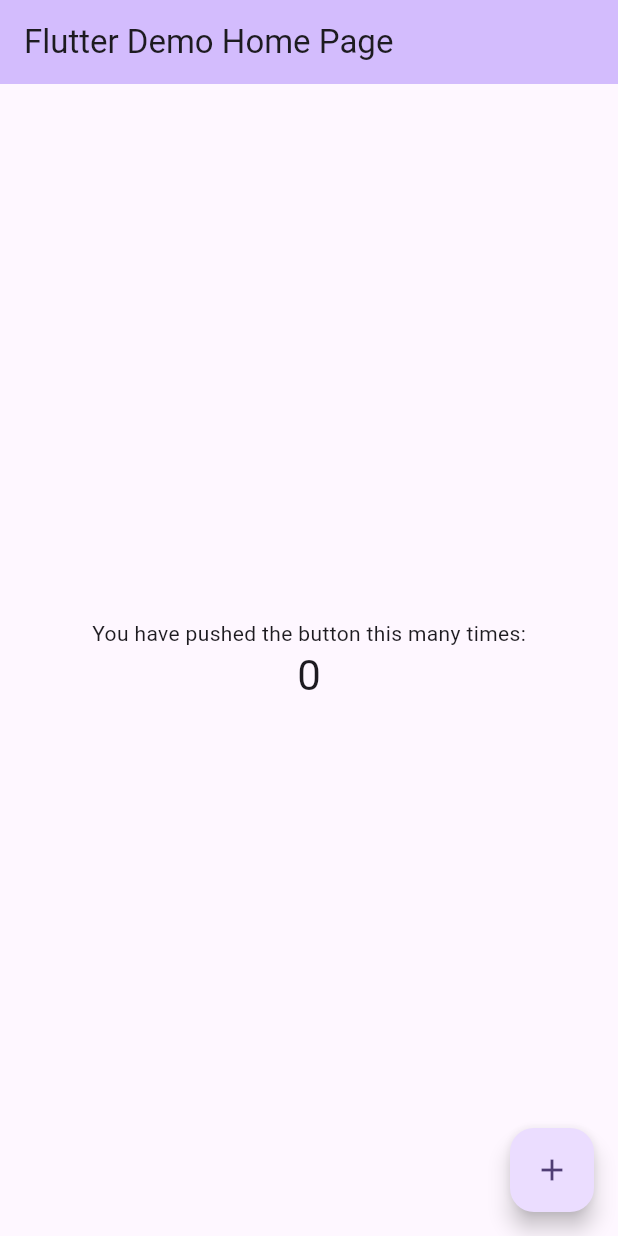
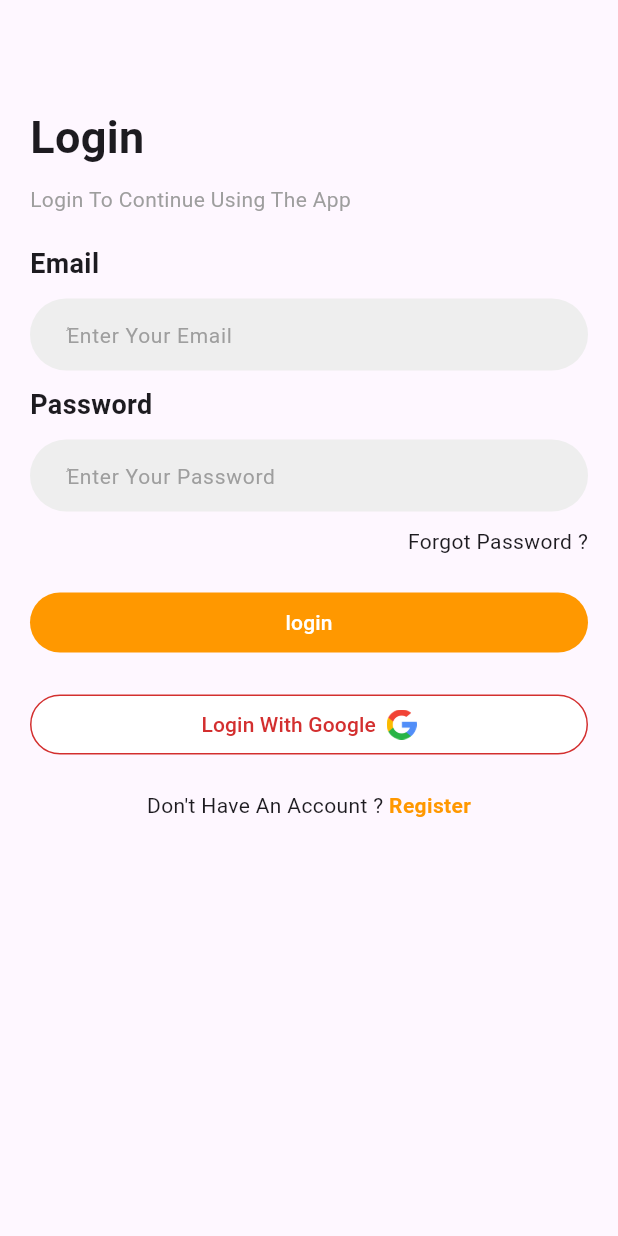
Before and after one commit to Kartali-Mohamed/Flutter_Firebase, a Flutter app: the screen it shows after launch, on a phone screen of 412 x 824 dp. Run offline on Flutter 3.47's test engine with Material 2 defaults, Android fonts, the phone set to English and light mode, and no system bars; our stand-ins replace firebase_core; accounts and stored records are empty.

Commit message:
Login and register pages UI

```diff
--- /dev/null
+++ b/lib/auth/pages/login.dart
@@ -0,0 +1,63 @@
+import 'package:flutter/material.dart';
+import '../widgets/custom_buttonauth.dart';
+import '../widgets/custom_buttongoogle.dart';
+import '../widgets/custom_forgotpassword.dart';
+import '../widgets/custom_question.dart';
+import '../widgets/custom_subtitlepage.dart';
+import '../widgets/custom_textform.dart';
+import '../widgets/custom_title.dart';
+import '../widgets/custom_titlepage.dart';
+
+class Login extends StatefulWidget {
+  const Login({super.key});
+
+  @override
+  State<Login> createState() => _LoginState();
+}
+
+class _LoginState extends State<Login> {
+  TextEditingController email = TextEditingController();
+  TextEditingController password = TextEditingController();
+
+  @override
+  Widget build(BuildContext context) {
+    return Scaffold(
+      body: Padding(
+        padding: const EdgeInsets.all(20),
+        child: ListView(children: [
+          Column(
+            crossAxisAlignment: CrossAxisAlignment.start,
+            children: [
+              const SizedBox(height: 50),
+              const CustomTitlePage(title: "Login"),
+              const SizedBox(height: 10),
+              const CustomSubtitlePage(
+                  subtitle: "Login To Continue Using The App"),
+              const SizedBox(height: 20),
+              const CustomTitle(text: "Email"),
+              const SizedBox(height: 10),
+              CustomTextForm(
+                  hinttext: "ُEnter Your Email", mycontroller: email),
+              const SizedBox(height: 10),
+              const CustomTitle(text: "Password"),
+              const SizedBox(height: 10),
+              CustomTextForm(
+                  hinttext: "ُEnter Your Password", mycontroller: email),
+              CustomForgotPassword(onTap: () {}),
+            ],
+          ),
+          CustomButtonAuth(title: "login", onPressed: () {}),
+          const SizedBox(height: 20),
+          CustomButtonGoogle(onPressed: () {}),
+          const SizedBox(height: 20),
+          CustomQuestion(
+              question: "Don't Have An Account ? ",
+              answer: "Register",
+              onTap: () {
+                Navigator.of(context).pushNamed("register");
+              }),
+        ]),
+      ),
+    );
+  }
+}
--- /dev/null
+++ b/lib/auth/pages/register.dart
@@ -0,0 +1,66 @@
+import 'package:flutter/material.dart';
+import '../widgets/custom_forgotpassword.dart';
+import '../widgets/custom_question.dart';
+import '../widgets/custom_subtitlepage.dart';
+import '../widgets/custom_titlepage.dart';
+import '../widgets/custom_buttonauth.dart';
+import '../widgets/custom_textform.dart';
+import '../widgets/custom_title.dart';
+
+class Register extends StatefulWidget {
+  const Register({super.key});
+
+  @override
+  State<Register> createState() => _Registertate();
+}
+
+class _Registertate extends State<Register> {
+  TextEditingController username = TextEditingController();
+  TextEditingController email = TextEditingController();
+  TextEditingController password = TextEditingController();
+
+  @override
+  Widget build(BuildContext context) {
+    return Scaffold(
+      body: Padding(
+        padding: const EdgeInsets.all(20),
+        child: ListView(children: [
+          Column(
+            crossAxisAlignment: CrossAxisAlignment.start,
+            children: [
+              const SizedBox(height: 50),
+              const CustomTitlePage(title: "Register"),
+              const SizedBox(height: 10),
+              const CustomSubtitlePage(
+                  subtitle: "Register To Continue Using The App"),
+              const SizedBox(height: 20),
+              const CustomTitle(text: "Username"),
+              const SizedBox(height: 10),
+              CustomTextForm(
+                  hinttext: "ُEnter Your username", mycontroller: username),
+              const SizedBox(height: 20),
+              const CustomTitle(text: "Email"),
+              const SizedBox(height: 10),
+              CustomTextForm(
+                  hinttext: "ُEnter Your Email", mycontroller: email),
+              const SizedBox(height: 10),
+              const CustomTitle(text: "Password"),
+              const SizedBox(height: 10),
+              CustomTextForm(
+                  hinttext: "ُEnter Your Password", mycontroller: email),
+              CustomForgotPassword(onTap: () {}),
+            ],
+          ),
+          CustomButtonAuth(title: "SignUp", onPressed: () {}),
+          const SizedBox(height: 20),
+          CustomQuestion(
+              question: "Have An Account ? ",
+              answer: "Login",
+              onTap: () {
+                Navigator.of(context).pushNamed("login");
+              }),
+        ]),
+      ),
+    );
+  }
+}
--- /dev/null
+++ b/lib/auth/widgets/custom_buttonauth.dart
@@ -0,0 +1,20 @@
+import 'package:flutter/material.dart';
+
+class CustomButtonAuth extends StatelessWidget {
+  final void Function()? onPressed;
+  final String title;
+  const CustomButtonAuth({super.key, this.onPressed, required this.title});
+
+  @override
+  Widget build(BuildContext context) {
+    return MaterialButton(
+      height: 40,
+      elevation: 0.0,
+      shape: RoundedRectangleBorder(borderRadius: BorderRadius.circular(20)),
+      color: Colors.orange,
+      textColor: Colors.white,
+      onPressed: onPressed,
+      child: Text(title),
+    );
+  }
+}
--- /dev/null
+++ b/lib/auth/widgets/custom_buttongoogle.dart
@@ -0,0 +1,30 @@
+import 'package:flutter/material.dart';
+
+class CustomButtonGoogle extends StatelessWidget {
+  final void Function()? onPressed;
+  const CustomButtonGoogle({Key? key, required this.onPressed})
+      : super(key: key);
+
+  @override
+  Widget build(BuildContext context) {
+    return MaterialButton(
+        height: 40,
+        elevation: 0.0,
+        shape: RoundedRectangleBorder(
+            borderRadius: BorderRadius.circular(20),
+            side: const BorderSide(color: Color(0xFFD32F2F))),
+        color: Colors.white,
+        textColor: Colors.red[700],
+        onPressed: onPressed,
+        child: Row(
+          mainAxisAlignment: MainAxisAlignment.center,
+          children: [
+            const Text("Login With Google  "),
+            Image.asset(
+              "assets/images/google_logo.png",
+              width: 20,
+            )
+          ],
+        ));
+  }
+}
--- /dev/null
+++ b/lib/auth/widgets/custom_forgotpassword.dart
@@ -0,0 +1,23 @@
+import 'package:flutter/material.dart';
+
+class CustomForgotPassword extends StatelessWidget {
+  final void Function()? onTap;
+  const CustomForgotPassword({Key? key, required this.onTap}) : super(key: key);
+
+  @override
+  Widget build(BuildContext context) {
+    return InkWell(
+      onTap: onTap,
+      child: Container(
+        margin: const EdgeInsets.only(top: 10, bottom: 20),
+        alignment: Alignment.topRight,
+        child: const Text(
+          "Forgot Password ?",
+          style: TextStyle(
+            fontSize: 14,
+          ),
+        ),
+      ),
+    );
+  }
+}
--- /dev/null
+++ b/lib/auth/widgets/custom_question.dart
@@ -0,0 +1,31 @@
+import 'package:flutter/material.dart';
+
+class CustomQuestion extends StatelessWidget {
+  final String question;
+  final String answer;
+  final void Function()? onTap;
+  const CustomQuestion(
+      {Key? key,
+      required this.question,
+      required this.answer,
+      required this.onTap})
+      : super(key: key);
+
+  @override
+  Widget build(BuildContext context) {
+    return InkWell(
+      onTap: onTap,
+      child: Center(
+        child: Text.rich(TextSpan(children: [
+          TextSpan(
+            text: question,
+          ),
+          TextSpan(
+              text: answer,
+              style: const TextStyle(
+                  color: Colors.orange, fontWeight: FontWeight.bold)),
+        ])),
+      ),
+    );
+  }
+}
--- /dev/null
+++ b/lib/auth/widgets/custom_subtitlepage.dart
@@ -0,0 +1,12 @@
+import 'package:flutter/material.dart';
+
+class CustomSubtitlePage extends StatelessWidget {
+  final String subtitle;
+  const CustomSubtitlePage({Key? key, required this.subtitle})
+      : super(key: key);
+
+  @override
+  Widget build(BuildContext context) {
+    return Text(subtitle, style: const TextStyle(color: Colors.grey));
+  }
+}
--- /dev/null
+++ b/lib/auth/widgets/custom_textform.dart
@@ -0,0 +1,27 @@
+import 'package:flutter/material.dart';
+
+class CustomTextForm extends StatelessWidget {
+  final String hinttext;
+  final TextEditingController mycontroller;
+
+  const CustomTextForm(
+      {super.key, required this.hinttext, required this.mycontroller});
+
+  @override
+  Widget build(BuildContext context) {
+    return TextFormField(
+      controller: mycontroller,
+      decoration: InputDecoration(
+        hintText: hinttext,
+        hintStyle: const TextStyle(fontSize: 14, color: Colors.grey),
+        contentPadding: const EdgeInsets.symmetric(vertical: 2, horizontal: 20),
+        filled: true,
+        fillColor: Colors.grey[200],
+        border: OutlineInputBorder(
+          borderRadius: BorderRadius.circular(50),
+          borderSide: BorderSide.none,
+        ),
+      ),
+    );
+  }
+}
--- /dev/null
+++ b/lib/auth/widgets/custom_title.dart
@@ -0,0 +1,14 @@
+import 'package:flutter/material.dart';
+
+class CustomTitle extends StatelessWidget {
+  final String text;
+  const CustomTitle({Key? key, required this.text}) : super(key: key);
+
+  @override
+  Widget build(BuildContext context) {
+    return Text(
+      text,
+      style: const TextStyle(fontWeight: FontWeight.bold, fontSize: 18),
+    );
+  }
+}
--- /dev/null
+++ b/lib/auth/widgets/custom_titlepage.dart
@@ -0,0 +1,12 @@
+import 'package:flutter/material.dart';
+
+class CustomTitlePage extends StatelessWidget {
+  final String title;
+  const CustomTitlePage({Key? key, required this.title}) : super(key: key);
+
+  @override
+  Widget build(BuildContext context) {
+    return Text(title,
+        style: const TextStyle(fontSize: 30, fontWeight: FontWeight.bold));
+  }
+}
--- a/lib/main.dart
+++ b/lib/main.dart
@@ -1,5 +1,7 @@
 import 'package:firebase_core/firebase_core.dart';
 import 'package:flutter/material.dart';
+import 'auth/pages/login.dart';
+import 'auth/pages/register.dart';
 
 void main() async {
   WidgetsFlutterBinding.ensureInitialized();
@@ -14,115 +16,16 @@ class MyApp extends StatelessWidget {
   @override
   Widget build(BuildContext context) {
     return MaterialApp(
-      title: 'Flutter Demo',
+      title: 'Firebase App',
       theme: ThemeData(
-        // This is the theme of your application.
-        //
-        // TRY THIS: Try running your application with "flutter run". You'll see
-        // the application has a blue toolbar. Then, without quitting the app,
-        // try changing the seedColor in the colorScheme below to Colors.green
-        // and then invoke "hot reload" (save your changes or press the "hot
-        // reload" button in a Flutter-supported IDE, or press "r" if you used
-        // the command line to start the app).
-        //
-        // Notice that the counter didn't reset back to zero; the application
-        // state is not lost during the reload. To reset the state, use hot
-        // restart instead.
-        //
-        // This works for code too, not just values: Most code changes can be
-        // tested with just a hot reload.
         colorScheme: ColorScheme.fromSeed(seedColor: Colors.deepPurple),
         useMaterial3: true,
       ),
-      home: const MyHomePage(title: 'Flutter Demo Home Page'),
+      home: const Login(),
+      routes: {
+        "login": (context) => const Login(),
+        "register": (context) => const Register(),
+      },
     );
   }
 }
-
-class MyHomePage extends StatefulWidget {
-  const MyHomePage({super.key, required this.title});
-
-  // This widget is the home page of your application. It is stateful, meaning
-  // that it has a State object (defined below) that contains fields that affect
-  // how it looks.
-
-  // This class is the configuration for the state. It holds the values (in this
-  // case the title) provided by the parent (in this case the App widget) and
-  // used by the build method of the State. Fields in a Widget subclass are
-  // always marked "final".
-
-  final String title;
-
-  @override
-  State<MyHomePage> createState() => _MyHomePageState();
-}
-
-class _MyHomePageState extends State<MyHomePage> {
-  int _counter = 0;
-
-  void _incrementCounter() {
-    setState(() {
-      // This call to setState tells the Flutter framework that something has
-      // changed in this State, which causes it to rerun the build method below
-      // so that the display can reflect the updated values. If we changed
-      // _counter without calling setState(), then the build method would not be
-      // called again, and so nothing would appear to happen.
-      _counter++;
-    });
-  }
-
-  @override
-  Widget build(BuildContext context) {
-    // This method is rerun every time setState is called, for instance as done
-    // by the _incrementCounter method above.
-    //
-    // The Flutter framework has been optimized to make rerunning build methods
-    // fast, so that you can just rebuild anything that needs updating rather
-    // than having to individually change instances of widgets.
-    return Scaffold(
-      appBar: AppBar(
-        // TRY THIS: Try changing the color here to a specific color (to
-        // Colors.amber, perhaps?) and trigger a hot reload to see the AppBar
-        // change color while the other colors stay the same.
-        backgroundColor: Theme.of(context).colorScheme.inversePrimary,
-        // Here we take the value from the MyHomePage object that was created by
-        // the App.build method, and use it to set our appbar title.
-        title: Text(widget.title),
-      ),
-      body: Center(
-        // Center is a layout widget. It takes a single child and positions it
-        // in the middle of the parent.
-        child: Column(
-          // Column is also a layout widget. It takes a list of children and
-          // arranges them vertically. By default, it sizes itself to fit its
-          // children horizontally, and tries to be as tall as its parent.
-          //
-          // Column has various properties to control how it sizes itself and
-          // how it positions its children. Here we use mainAxisAlignment to
-          // center the children vertically; the main axis here is the vertical
-          // axis because Columns are vertical (the cross axis would be
-          // horizontal).
-          //
-          // TRY THIS: Invoke "debug painting" (choose the "Toggle Debug Paint"
-          // action in the IDE, or press "p" in the console), to see the
-          // wireframe for each widget.
-          mainAxisAlignment: MainAxisAlignment.center,
-          children: <Widget>[
-            const Text(
-              'You have pushed the button this many times:',
-            ),
-            Text(
-              '$_counter',
-              style: Theme.of(context).textTheme.headlineMedium,
-            ),
-          ],
-        ),
-      ),
-      floatingActionButton: FloatingActionButton(
-        onPressed: _incrementCounter,
-        tooltip: 'Increment',
-        child: const Icon(Icons.add),
-      ), // This trailing comma makes auto-formatting nicer for build methods.
-    );
-  }
-}
--- a/pubspec.yaml
+++ b/pubspec.yaml
@@ -66,8 +66,8 @@ flutter:
   uses-material-design: true
 
   # To add assets to your application, add an assets section, like this:
-  # assets:
-  #   - images/a_dot_burr.jpeg
+  assets:
+    - assets/images/
   #   - images/a_dot_ham.jpeg
 
   # An image asset can refer to one or more resolution-specific "variants", see
```
Also changed, not shown: assets/images/google_logo.png (added).
